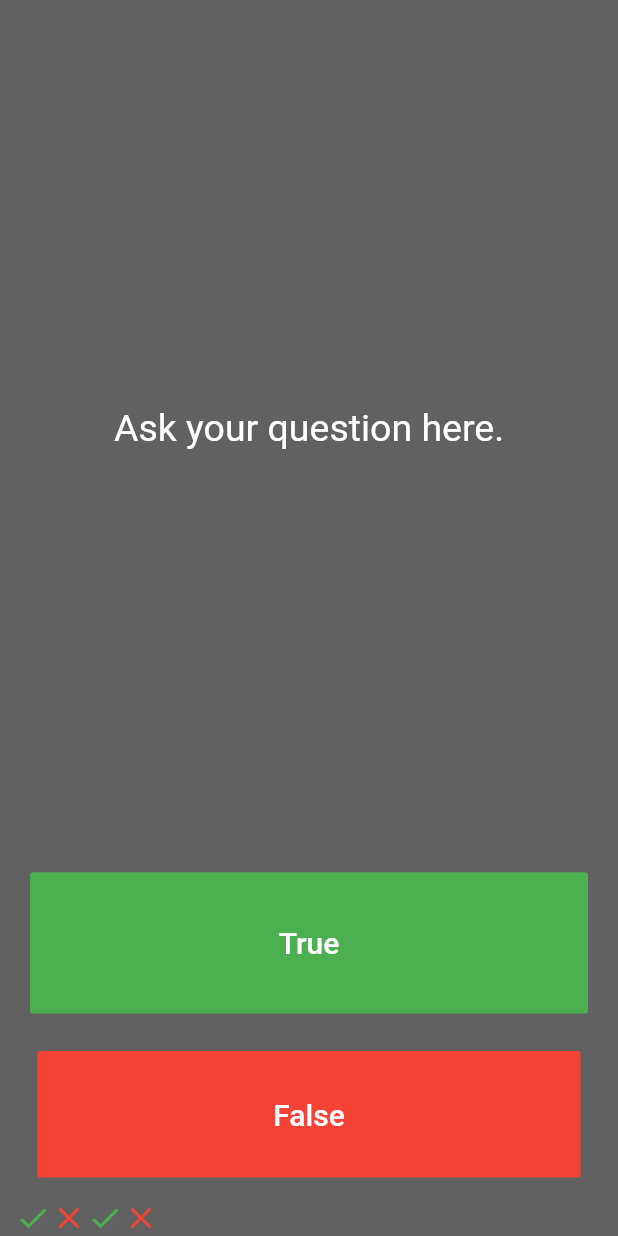
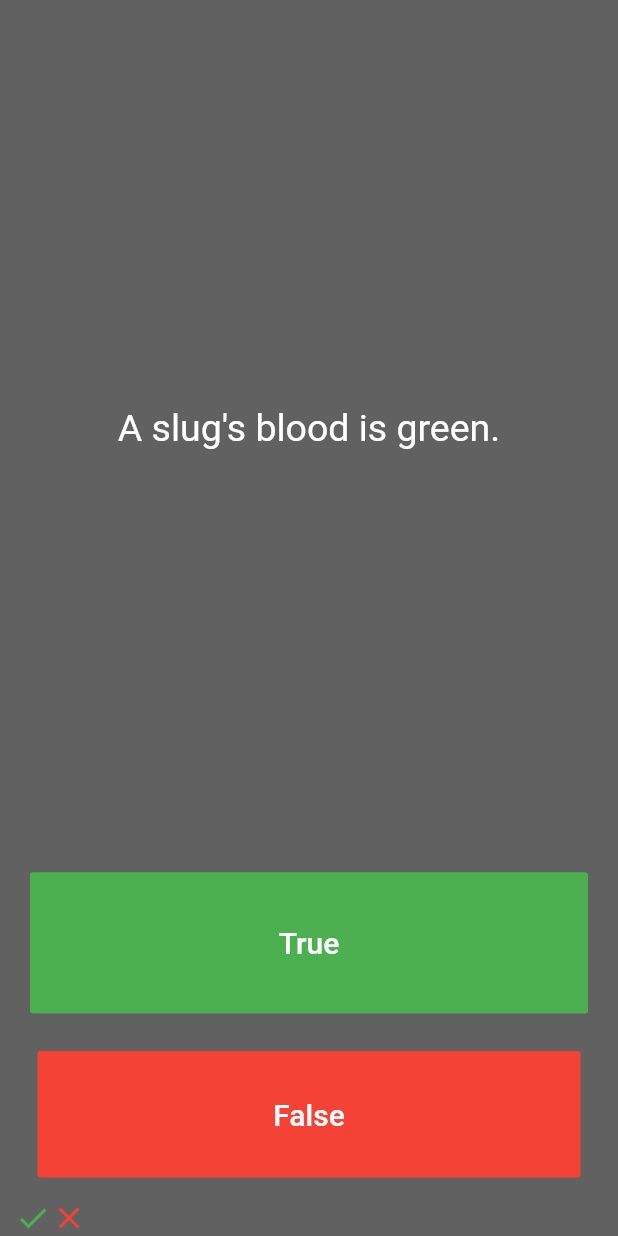
Before and after one commit to apphow/question_and_answer, a Flutter app: the screen it shows after launch, after a tap on "True", after a tap on "False", on a phone screen of 412 x 824 dp. Run offline on Flutter 3.47's test engine with Material 2 defaults, Android fonts, the phone set to English and light mode, and no system bars.

Commit message:
added 3 questions and a question call, and question number variable so questions advances to next questions when pressed

```diff
--- a/lib/main.dart
+++ b/lib/main.dart
@@ -39,6 +39,14 @@
     )
   ];
 
+  List<String> questions = [
+    'Can a cow go up and down stairs?',
+    'Approximately one quarter of human bones are in the feet.',
+    'A slug\'s blood is green.'
+  ];
+
+  int questionNumber = 0;
+
   @override
   Widget build(BuildContext context) {
     return Column(
@@ -51,7 +59,7 @@
             padding: EdgeInsets.all(10.0),
             child: Center(
               child: Text(
-                'Ask your question here.',
+                questions[questionNumber],
                 textAlign: TextAlign.center,
                 style: TextStyle(
                   fontSize: 25.0,
@@ -77,12 +85,7 @@
               onPressed: () {
                 setState(
                   () {
-                    runningScore.add(
-                      Icon(
-                        Icons.check,
-                        color: Colors.green,
-                      ),
-                    );
+                    questionNumber++;
                   },
                 );
               },
@@ -105,12 +108,7 @@
               onPressed: () {
                 setState(
                   () {
-                    runningScore.add(
-                      Icon(
-                        Icons.close,
-                        color: Colors.red,
-                      ),
-                    );
+                    questionNumber++;
                   },
                 );
               },
```
